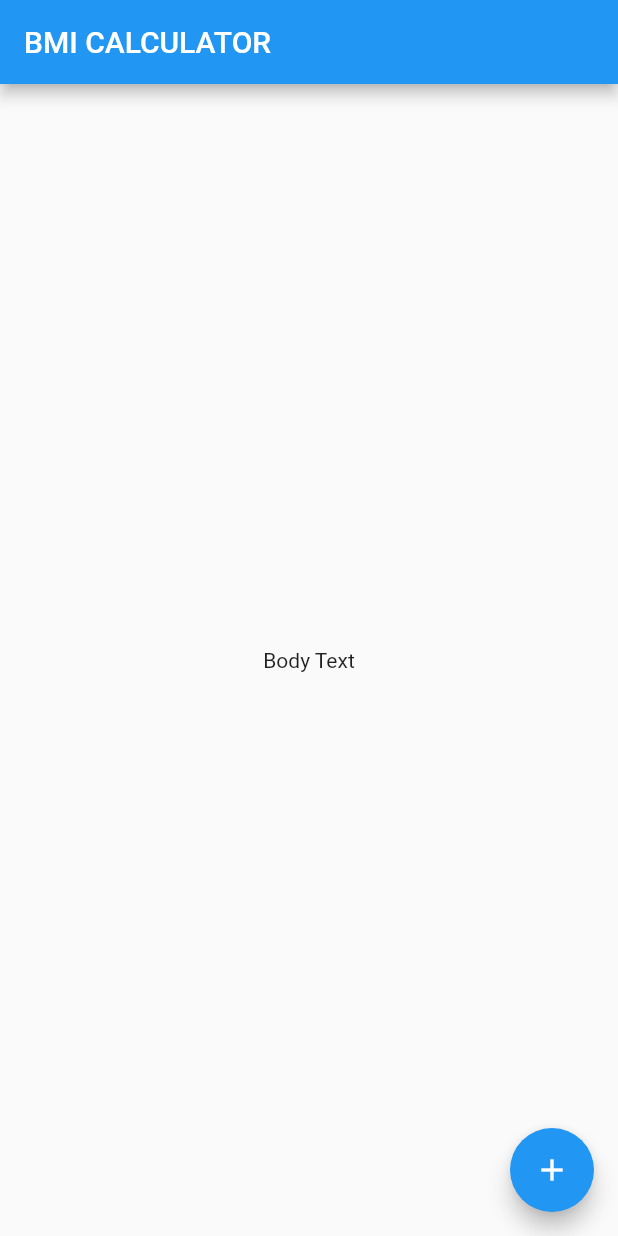
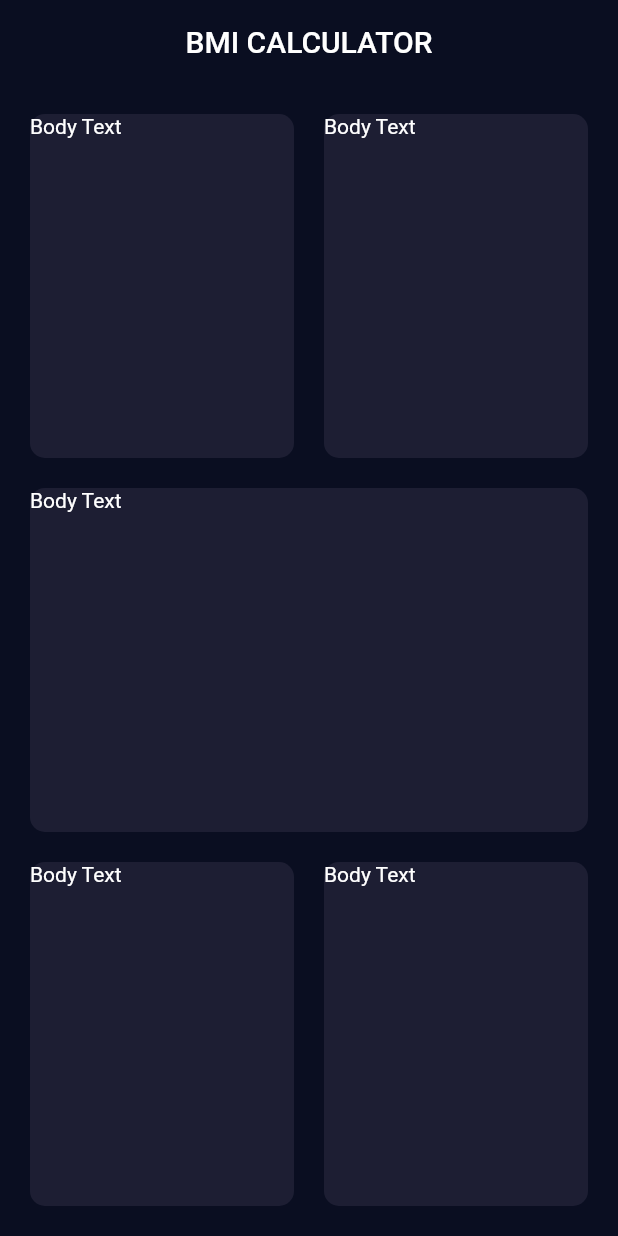
Before and after one commit to RuanFailache/flutter_bmi_calculator, a Flutter app: the screen it shows after launch, on a phone screen of 412 x 824 dp. Run offline on Flutter 3.47's test engine with Material 2 defaults, Android fonts, the phone set to English and light mode, and no system bars.

Commit message:
feat: layout for input page

```diff
--- a/lib/main.dart
+++ b/lib/main.dart
@@ -1,3 +1,4 @@
+import 'package:bmi_calculator/pages/input/page.dart';
 import 'package:flutter/material.dart';
 
 void main() {
@@ -9,33 +10,20 @@ class BMICalculator extends StatelessWidget {
 
   @override
   Widget build(BuildContext context) {
-    return const MaterialApp(
-      home: InputPage(),
+    return MaterialApp(
+      theme: ThemeData.dark().copyWith(
+          scaffoldBackgroundColor: const Color(0xFF0A0E21),
+          colorScheme: const ColorScheme.dark().copyWith(
+            primary: const Color(0xFF0A0E21),
+            secondary: Colors.purple,
+            surface: const Color(0xFF1d1E33),
+          ),
+          appBarTheme: const AppBarTheme(
+            elevation: 0,
+            centerTitle: true,
+            backgroundColor: Color(0xFF0A0E21),
+          )),
+      home: const InputPage(),
     );
   }
 }
-
-class InputPage extends StatefulWidget {
-  const InputPage({Key? key}) : super(key: key);
-
-  @override
-  State<InputPage> createState() => _InputPageState();
-}
-
-class _InputPageState extends State<InputPage> {
-  @override
-  Widget build(BuildContext context) {
-    return Scaffold(
-      appBar: AppBar(
-        title: const Text('BMI CALCULATOR'),
-      ),
-      body: const Center(
-        child: Text('Body Text'),
-      ),
-      floatingActionButton: FloatingActionButton(
-        onPressed: () {},
-        child: const Icon(Icons.add),
-      ),
-    );
-  }
-}
--- /dev/null
+++ b/lib/pages/input/page.dart
@@ -0,0 +1,100 @@
+import 'package:flutter/material.dart';
+
+class InputPage extends StatefulWidget {
+  const InputPage({Key? key}) : super(key: key);
+
+  @override
+  createState() => _InputPageState();
+}
+
+class _InputPageState extends State<InputPage> {
+  @override
+  Widget build(BuildContext context) {
+    final appColorScheme = Theme.of(context).colorScheme;
+
+    return Scaffold(
+      appBar: AppBar(
+        title: const Text('BMI CALCULATOR'),
+      ),
+      body: Padding(
+        padding: const EdgeInsets.all(20),
+        child: Column(
+          crossAxisAlignment: CrossAxisAlignment.stretch,
+          children: [
+            Expanded(
+              child: Row(
+                crossAxisAlignment: CrossAxisAlignment.stretch,
+                children: [
+                  Expanded(
+                    child: Container(
+                      decoration: BoxDecoration(
+                        color: appColorScheme.surface,
+                        borderRadius: BorderRadius.circular(10),
+                      ),
+                      child: const Text('Body Text'),
+                    ),
+                  ),
+                  const SizedBox(
+                    width: 20,
+                  ),
+                  Expanded(
+                    child: Container(
+                      decoration: BoxDecoration(
+                        color: appColorScheme.surface,
+                        borderRadius: BorderRadius.circular(10),
+                      ),
+                      child: const Text('Body Text'),
+                    ),
+                  ),
+                ],
+              ),
+            ),
+            const SizedBox(
+              height: 20,
+            ),
+            Expanded(
+              child: Container(
+                decoration: BoxDecoration(
+                  color: appColorScheme.surface,
+                  borderRadius: BorderRadius.circular(10),
+                ),
+                child: const Text('Body Text'),
+              ),
+            ),
+            const SizedBox(
+              height: 20,
+            ),
+            Expanded(
+              child: Row(
+                crossAxisAlignment: CrossAxisAlignment.stretch,
+                children: [
+                  Expanded(
+                    child: Container(
+                      decoration: BoxDecoration(
+                        color: appColorScheme.surface,
+                        borderRadius: BorderRadius.circular(10),
+                      ),
+                      child: const Text('Body Text'),
+                    ),
+                  ),
+                  const SizedBox(
+                    width: 20,
+                  ),
+                  Expanded(
+                    child: Container(
+                      decoration: BoxDecoration(
+                        color: appColorScheme.surface,
+                        borderRadius: BorderRadius.circular(10),
+                      ),
+                      child: const Text('Body Text'),
+                    ),
+                  ),
+                ],
+              ),
+            ),
+          ],
+        ),
+      ),
+    );
+  }
+}
```
